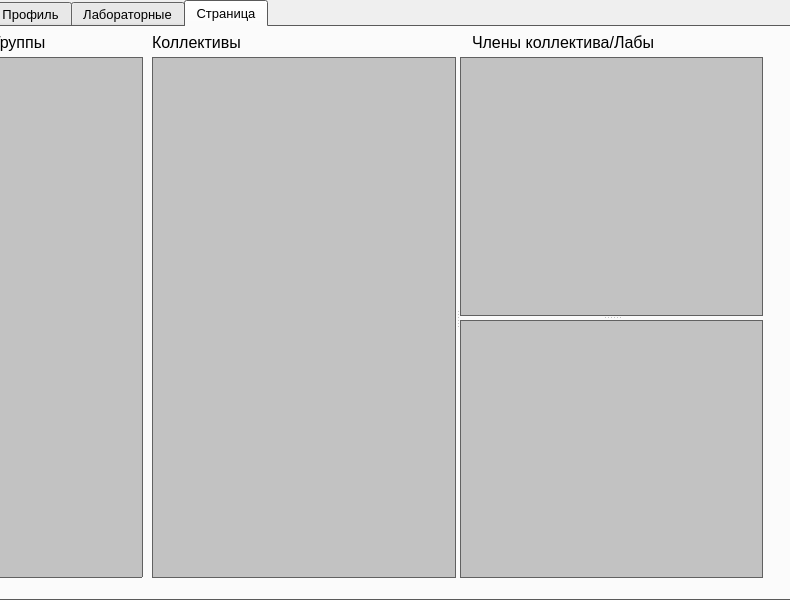
The window that TeacherDialog.ui (vBykoff/bd3) describes before a commit, drawn with Qt 5.
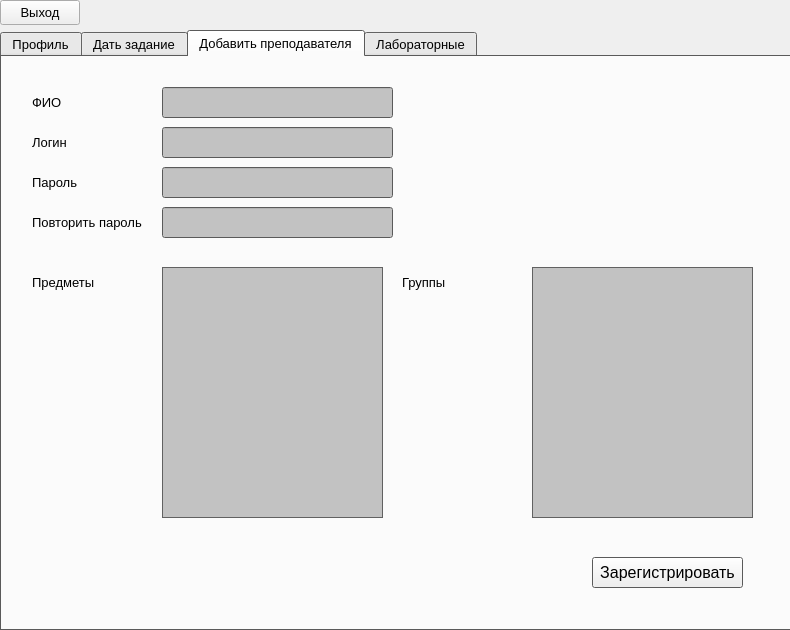
The same window after the commit. The open tabs and pages were chosen to show the change.

Diff of the .ui file:
```diff
--- a/TeacherDialog.ui
+++ b/TeacherDialog.ui
@@ -7,7 +7,7 @@
     <x>0</x>
     <y>0</y>
     <width>790</width>
-    <height>600</height>
+    <height>630</height>
    </rect>
   </property>
   <property name="minimumSize">
@@ -22,9 +22,9 @@
   <widget class="QTabWidget" name="tabWidget">
    <property name="geometry">
     <rect>
-     <x>-10</x>
-     <y>0</y>
-     <width>801</width>
+     <x>0</x>
+     <y>30</y>
+     <width>791</width>
      <height>601</height>
     </rect>
    </property>
@@ -194,12 +194,7 @@
       <string>Дисциплина</string>
      </property>
     </widget>
-   </widget>
-   <widget class="QWidget" name="LabsTab">
-    <attribute name="title">
-     <string>Лабораторные</string>
-    </attribute>
-    <widget class="QLabel" name="labsLabel">
+    <widget class="QLabel" name="label_6">
      <property name="geometry">
       <rect>
        <x>10</x>
@@ -325,12 +320,12 @@
    </widget>
    <widget class="QWidget" name="tab">
     <attribute name="title">
-     <string>Страница</string>
+     <string>Дать задание</string>
     </attribute>
     <widget class="QTableView" name="tableView">
      <property name="geometry">
       <rect>
-       <x>0</x>
+       <x>-3</x>
        <y>30</y>
        <width>151</width>
        <height>521</height>
@@ -387,9 +382,15 @@
        <pointsize>12</pointsize>
       </font>
      </property>
+     <property name="layoutDirection">
+      <enum>Qt::LeftToRight</enum>
+     </property>
      <property name="text">
       <string>Члены коллектива/Лабы</string>
      </property>
+     <property name="alignment">
+      <set>Qt::AlignRight|Qt::AlignTrailing|Qt::AlignVCenter</set>
+     </property>
     </widget>
     <widget class="QSplitter" name="splitter_2">
      <property name="geometry">
@@ -413,6 +414,355 @@
      </widget>
     </widget>
    </widget>
+   <widget class="QWidget" name="tab_2">
+    <attribute name="title">
+     <string>Добавить преподавателя</string>
+    </attribute>
+    <widget class="QLabel" name="label_15">
+     <property name="geometry">
+      <rect>
+       <x>30</x>
+       <y>30</y>
+       <width>120</width>
+       <height>30</height>
+      </rect>
+     </property>
+     <property name="font">
+      <font>
+       <pointsize>10</pointsize>
+      </font>
+     </property>
+     <property name="text">
+      <string>ФИО</string>
+     </property>
+    </widget>
+    <widget class="QLabel" name="label_16">
+     <property name="geometry">
+      <rect>
+       <x>30</x>
+       <y>70</y>
+       <width>120</width>
+       <height>30</height>
+      </rect>
+     </property>
+     <property name="font">
+      <font>
+       <pointsize>10</pointsize>
+      </font>
+     </property>
+     <property name="text">
+      <string>Логин</string>
+     </property>
+    </widget>
+    <widget class="QLabel" name="label_17">
+     <property name="geometry">
+      <rect>
+       <x>30</x>
+       <y>110</y>
+       <width>131</width>
+       <height>30</height>
+      </rect>
+     </property>
+     <property name="font">
+      <font>
+       <pointsize>10</pointsize>
+      </font>
+     </property>
+     <property name="text">
+      <string>Пароль</string>
+     </property>
+    </widget>
+    <widget class="QLineEdit" name="descriptionLine_3">
+     <property name="geometry">
+      <rect>
+       <x>160</x>
+       <y>30</y>
+       <width>231</width>
+       <height>31</height>
+      </rect>
+     </property>
+     <property name="text">
+      <string/>
+     </property>
+    </widget>
+    <widget class="QLineEdit" name="descriptionLine_4">
+     <property name="geometry">
+      <rect>
+       <x>160</x>
+       <y>70</y>
+       <width>231</width>
+       <height>31</height>
+      </rect>
+     </property>
+     <property name="text">
+      <string/>
+     </property>
+    </widget>
+    <widget class="QLineEdit" name="descriptionLine_5">
+     <property name="geometry">
+      <rect>
+       <x>160</x>
+       <y>110</y>
+       <width>231</width>
+       <height>31</height>
+      </rect>
+     </property>
+     <property name="text">
+      <string/>
+     </property>
+    </widget>
+    <widget class="QLabel" name="label_18">
+     <property name="geometry">
+      <rect>
+       <x>30</x>
+       <y>150</y>
+       <width>131</width>
+       <height>30</height>
+      </rect>
+     </property>
+     <property name="font">
+      <font>
+       <pointsize>10</pointsize>
+      </font>
+     </property>
+     <property name="text">
+      <string>Повторить пароль</string>
+     </property>
+    </widget>
+    <widget class="QLineEdit" name="descriptionLine_6">
+     <property name="geometry">
+      <rect>
+       <x>160</x>
+       <y>150</y>
+       <width>231</width>
+       <height>31</height>
+      </rect>
+     </property>
+     <property name="text">
+      <string/>
+     </property>
+    </widget>
+    <widget class="QLabel" name="label_19">
+     <property name="geometry">
+      <rect>
+       <x>30</x>
+       <y>210</y>
+       <width>131</width>
+       <height>30</height>
+      </rect>
+     </property>
+     <property name="font">
+      <font>
+       <pointsize>10</pointsize>
+      </font>
+     </property>
+     <property name="text">
+      <string>Предметы</string>
+     </property>
+    </widget>
+    <widget class="QTableView" name="tableView_9">
+     <property name="geometry">
+      <rect>
+       <x>160</x>
+       <y>210</y>
+       <width>221</width>
+       <height>251</height>
+      </rect>
+     </property>
+    </widget>
+    <widget class="QTableView" name="tableView_10">
+     <property name="geometry">
+      <rect>
+       <x>530</x>
+       <y>210</y>
+       <width>221</width>
+       <height>251</height>
+      </rect>
+     </property>
+    </widget>
+    <widget class="QLabel" name="label_20">
+     <property name="geometry">
+      <rect>
+       <x>400</x>
+       <y>210</y>
+       <width>131</width>
+       <height>30</height>
+      </rect>
+     </property>
+     <property name="font">
+      <font>
+       <pointsize>10</pointsize>
+      </font>
+     </property>
+     <property name="text">
+      <string>Группы</string>
+     </property>
+    </widget>
+    <widget class="QPushButton" name="newlabButton_4">
+     <property name="geometry">
+      <rect>
+       <x>590</x>
+       <y>500</y>
+       <width>151</width>
+       <height>31</height>
+      </rect>
+     </property>
+     <property name="font">
+      <font>
+       <pointsize>12</pointsize>
+      </font>
+     </property>
+     <property name="text">
+      <string>Зарегистрировать</string>
+     </property>
+    </widget>
+   </widget>
+   <widget class="QWidget" name="LabsTab">
+    <attribute name="title">
+     <string>Лабораторные</string>
+    </attribute>
+    <widget class="QLabel" name="labsLabel">
+     <property name="geometry">
+      <rect>
+       <x>10</x>
+       <y>17</y>
+       <width>351</width>
+       <height>21</height>
+      </rect>
+     </property>
+     <property name="font">
+      <font>
+       <pointsize>15</pointsize>
+      </font>
+     </property>
+     <property name="text">
+      <string>Лабы</string>
+     </property>
+    </widget>
+    <widget class="QTableView" name="labsTable">
+     <property name="geometry">
+      <rect>
+       <x>10</x>
+       <y>57</y>
+       <width>381</width>
+       <height>251</height>
+      </rect>
+     </property>
+    </widget>
+    <widget class="QPushButton" name="newlabButton">
+     <property name="geometry">
+      <rect>
+       <x>440</x>
+       <y>60</y>
+       <width>101</width>
+       <height>31</height>
+      </rect>
+     </property>
+     <property name="font">
+      <font>
+       <pointsize>12</pointsize>
+      </font>
+     </property>
+     <property name="text">
+      <string>Добавить</string>
+     </property>
+    </widget>
+    <widget class="QPushButton" name="dellabButton">
+     <property name="geometry">
+      <rect>
+       <x>440</x>
+       <y>110</y>
+       <width>101</width>
+       <height>31</height>
+      </rect>
+     </property>
+     <property name="font">
+      <font>
+       <pointsize>12</pointsize>
+      </font>
+     </property>
+     <property name="text">
+      <string>Удалить</string>
+     </property>
+    </widget>
+    <widget class="QLabel" name="tasksLabel">
+     <property name="geometry">
+      <rect>
+       <x>10</x>
+       <y>317</y>
+       <width>171</width>
+       <height>31</height>
+      </rect>
+     </property>
+     <property name="font">
+      <font>
+       <pointsize>15</pointsize>
+      </font>
+     </property>
+     <property name="text">
+      <string>Задание</string>
+     </property>
+    </widget>
+    <widget class="QTableView" name="tasksTable">
+     <property name="geometry">
+      <rect>
+       <x>10</x>
+       <y>357</y>
+       <width>380</width>
+       <height>191</height>
+      </rect>
+     </property>
+    </widget>
+    <widget class="QLabel" name="descriptionLabel">
+     <property name="geometry">
+      <rect>
+       <x>440</x>
+       <y>317</y>
+       <width>161</width>
+       <height>31</height>
+      </rect>
+     </property>
+     <property name="font">
+      <font>
+       <pointsize>15</pointsize>
+      </font>
+     </property>
+     <property name="text">
+      <string>Описание</string>
+     </property>
+    </widget>
+    <widget class="QLineEdit" name="descriptionLine">
+     <property name="geometry">
+      <rect>
+       <x>440</x>
+       <y>357</y>
+       <width>321</width>
+       <height>191</height>
+      </rect>
+     </property>
+     <property name="text">
+      <string/>
+     </property>
+    </widget>
+   </widget>
+  </widget>
+  <widget class="QPushButton" name="exitButton">
+   <property name="geometry">
+    <rect>
+     <x>0</x>
+     <y>0</y>
+     <width>80</width>
+     <height>25</height>
+    </rect>
+   </property>
+   <property name="font">
+    <font>
+     <pointsize>10</pointsize>
+    </font>
+   </property>
+   <property name="text">
+    <string>Выход</string>
+   </property>
   </widget>
  </widget>
  <resources/>
```
Left out of the diff: 164 changed lines with no effect on the pictures.
